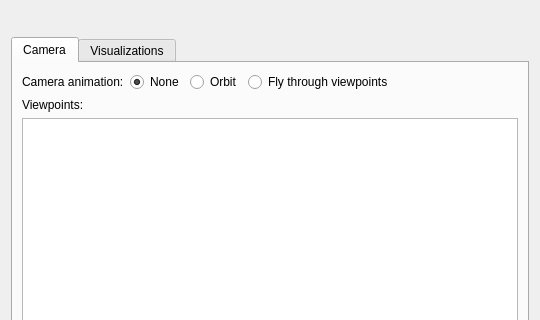
First picture: the form in tomviz/AnimationHelperDialog.ui, repository OpenChemistry/tomviz, before the edit; both pictures show x 0 to 540 and y 0 to 320 of the 540 by 700 pixel window.
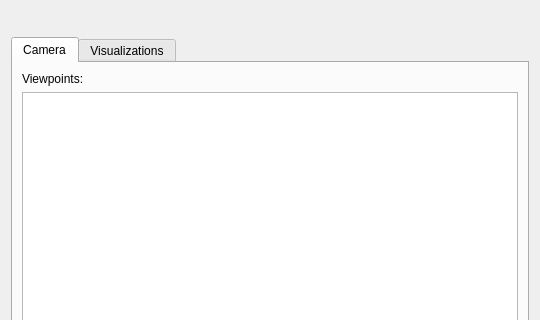
Second picture: the form after the edit. Custom widgets are drawn as their Qt base class.

Commit message: Let a viewpoint orbit the focal point before the camera moves on

Diff of the .ui file:
```diff
--- a/tomviz/AnimationHelperDialog.ui
+++ b/tomviz/AnimationHelperDialog.ui
@@ -61,60 +61,6 @@
        <string>Camera</string>
       </attribute>
       <layout class="QVBoxLayout" name="cameraLayout">
-       <item>
-        <layout class="QHBoxLayout" name="cameraModeLayout">
-         <item>
-          <widget class="QLabel" name="cameraModeLabel">
-           <property name="text">
-            <string>Camera animation:</string>
-           </property>
-          </widget>
-         </item>
-         <item>
-          <widget class="QRadioButton" name="radioCameraNone">
-           <property name="text">
-            <string>None</string>
-           </property>
-           <property name="checked">
-            <bool>true</bool>
-           </property>
-          </widget>
-         </item>
-         <item>
-          <widget class="QRadioButton" name="radioCameraOrbit">
-           <property name="toolTip">
-            <string>&lt;html&gt;&lt;head/&gt;&lt;body&gt;&lt;p&gt;Orbit the camera once around its focal point, starting from the current view.&lt;/p&gt;&lt;/body&gt;&lt;/html&gt;</string>
-           </property>
-           <property name="text">
-            <string>Orbit</string>
-           </property>
-          </widget>
-         </item>
-         <item>
-          <widget class="QRadioButton" name="radioCameraPath">
-           <property name="toolTip">
-            <string>&lt;html&gt;&lt;head/&gt;&lt;body&gt;&lt;p&gt;Fly the camera through the viewpoints below, in order. Needs at least two viewpoints.&lt;/p&gt;&lt;/body&gt;&lt;/html&gt;</string>
-           </property>
-           <property name="text">
-            <string>Fly through viewpoints</string>
-           </property>
-          </widget>
-         </item>
-         <item>
-          <spacer name="cameraModeSpacer">
-           <property name="orientation">
-            <enum>Qt::Horizontal</enum>
-           </property>
-           <property name="sizeHint" stdset="0">
-            <size>
-             <width>10</width>
-             <height>10</height>
-            </size>
-           </property>
-          </spacer>
-         </item>
-        </layout>
-       </item>
        <item>
         <widget class="QLabel" name="viewpointsLabel">
          <property name="text">
```
The commit also changes 15 other files.
